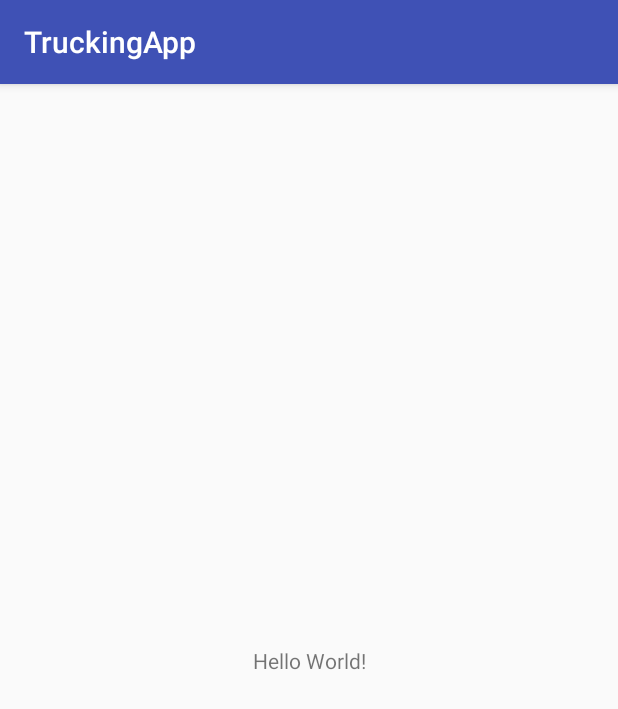
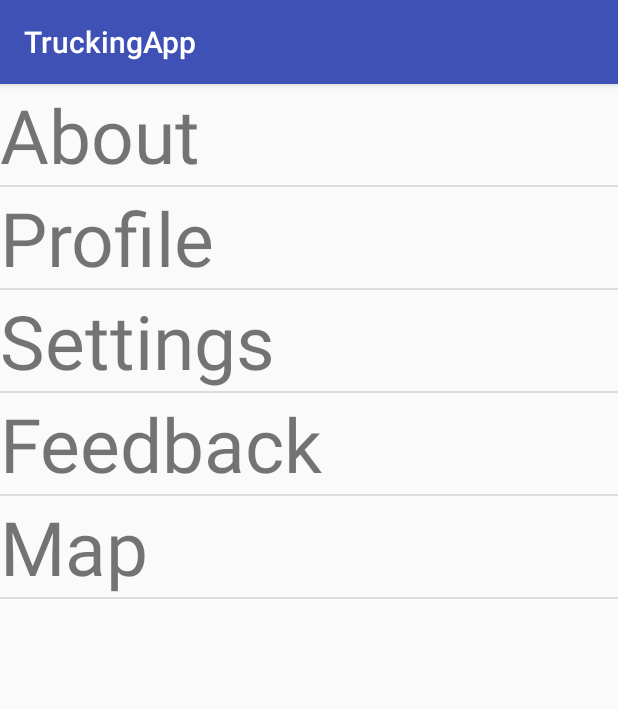
Before and after one commit to MillerLoren/TruckingApp, an Android app: the screen it shows after launch (MainActivity), on a phone screen of 412 x 824 dp. Shown: the top 709 px of the screen. Run offline under Robolectric (Android 15) with nearby library versions, the phone set to English and light mode, and no system bars.

Commit message:
Create Table of Contents
Created a table of contents with ListView.
Populated ListView from defined Array that can be made dynamic later if
need be.

```diff
--- a/mobile/src/main/java/com/uprog/truckingapp/MainActivity.java
+++ b/mobile/src/main/java/com/uprog/truckingapp/MainActivity.java
@@ -2,12 +2,38 @@ package com.uprog.truckingapp;
 
 import android.support.v7.app.AppCompatActivity;
 import android.os.Bundle;
+import android.view.View;
+import android.widget.AdapterView;
+import android.widget.ArrayAdapter;
+import android.widget.ListAdapter;
+import android.widget.ListView;
+import android.widget.TextView;
+import android.widget.Toast;
 
-public class MainActivity extends AppCompatActivity {
+public class MainActivity extends AppCompatActivity implements AdapterView.OnItemClickListener {
+
+    //Array of pages for table of contents.
+    static final String[] PAGES = new String[] { "About", "Profile", "Settings", "Feedback", "Map" };
+
 
     @Override
     protected void onCreate(Bundle savedInstanceState) {
         super.onCreate(savedInstanceState);
         setContentView(R.layout.activity_main);
+
+        //Create ListView for table of contents.
+        ArrayAdapter<String> adapter = new ArrayAdapter<String>(this,R.layout.list_item,PAGES);
+        ListView listView = (ListView)findViewById(R.id.listView);
+        listView.setAdapter(adapter);
+        listView.setOnItemClickListener(this);
+
+    }
+
+    @Override
+    public void onItemClick(AdapterView<?> adapterView, View view, int i, long l) {
+
+        //What to do when list item is clicked.
+        TextView textView = (TextView)view;
+        Toast.makeText(MainActivity.this,"Go to " + textView.getText().toString() + " page.",Toast.LENGTH_LONG).show();
     }
 }
--- a/mobile/src/main/res/layout/activity_main.xml
+++ b/mobile/src/main/res/layout/activity_main.xml
@@ -6,13 +6,9 @@
     android:layout_height="match_parent"
     tools:context="com.uprog.truckingapp.MainActivity">
 
-    <TextView
-        android:layout_width="wrap_content"
-        android:layout_height="wrap_content"
-        android:text="Hello World!"
-        app:layout_constraintBottom_toBottomOf="parent"
-        app:layout_constraintLeft_toLeftOf="parent"
-        app:layout_constraintRight_toRightOf="parent"
-        app:layout_constraintTop_toTopOf="parent" />
+    <ListView
+        android:id="@+id/listView"
+        android:layout_width="match_parent"
+        android:layout_height="match_parent" />
 
 </android.support.constraint.ConstraintLayout>
--- /dev/null
+++ b/mobile/src/main/res/layout/list_item.xml
@@ -0,0 +1,7 @@
+<?xml version="1.0" encoding="utf-8"?>
+<TextView xmlns:android="http://schemas.android.com/apk/res/android"
+    android:layout_width="match_parent"
+    android:layout_height="match_parent"
+    android:textSize="50sp">
+
+</TextView>
```
